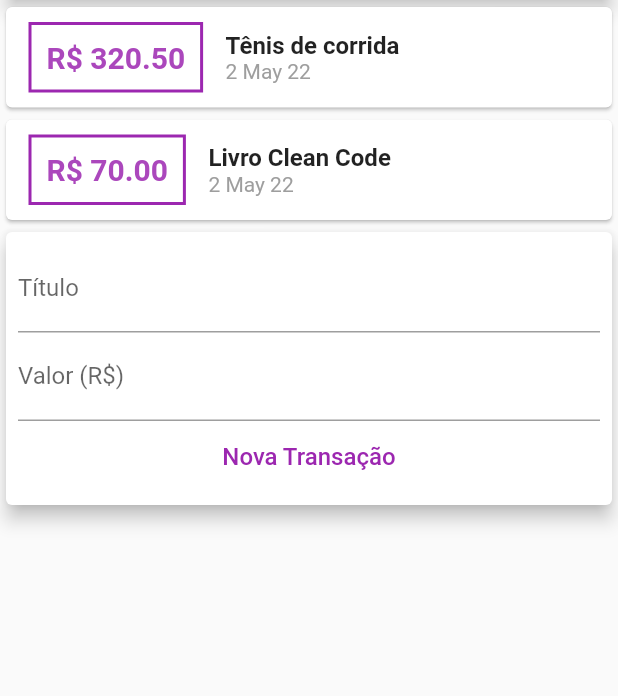
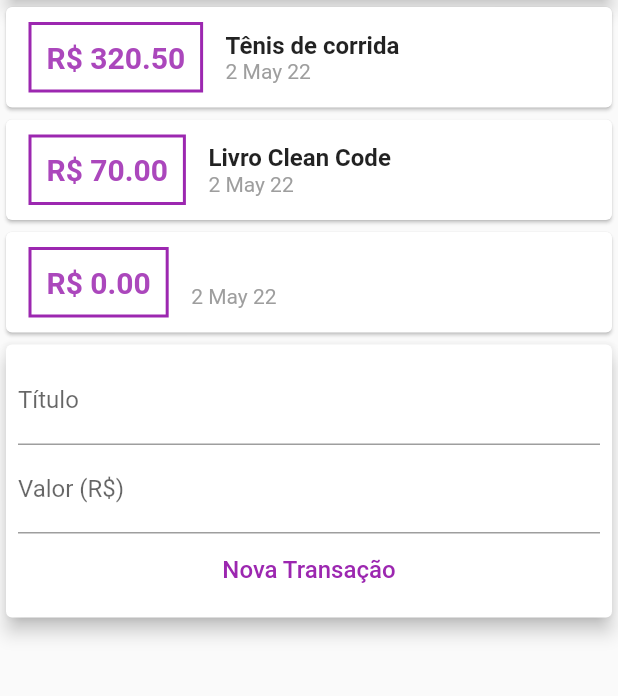
Before and after one commit to vinicim/my_budget_flutter, a Flutter app: the screen it shows after launch, after a tap on "Nova Transação", on a phone screen of 412 x 824 dp, the part 119-815 px from its top. Run offline on Flutter 3.47's test engine with Material 2 defaults, Android fonts, the phone set to English and light mode, and no system bars.

Commit message:
decomposição do código em mais componentes (widgets): componente de lista de transaçoes; componente de formulario de nova transacao; compontente stateful para gerenciar o estado composto pelas dois primeiros componentes

```diff
--- /dev/null
+++ b/lib/components/transaction_form.dart
@@ -0,0 +1,42 @@
+import 'package:flutter/cupertino.dart';
+
+import 'package:flutter/material.dart';
+
+class TransactionForm extends StatelessWidget {
+  final titleController = TextEditingController();
+  final valueController = TextEditingController();
+
+  final void Function(String, double) onSubmit;
+
+  TransactionForm(this.onSubmit);
+
+  @override
+  Widget build(BuildContext context) {
+    return Card(
+      elevation: 5,
+      child: Padding(
+        padding: EdgeInsets.all(8),
+        child: Column(
+          children: [
+            TextField(
+                controller: titleController,
+                decoration: InputDecoration(labelText: 'Título')),
+            TextField(
+                controller: valueController,
+                decoration: InputDecoration(labelText: 'Valor (R\$)')),
+            TextButton(
+                style: TextButton.styleFrom(primary: Colors.purple),
+                onPressed: () {
+                  final title = titleController.text;
+                  final value = double.tryParse(valueController.text) ?? 0.00;
+                  this.onSubmit(title, value);
+                  print('[teste] $title');
+                  print('[teste] $value');
+                },
+                child: Text('Nova Transação', style: TextStyle(fontSize: 16)))
+          ],
+        ),
+      ),
+    );
+  }
+}
--- /dev/null
+++ b/lib/components/transaction_list.dart
@@ -0,0 +1,51 @@
+import 'package:flutter/material.dart';
+import 'package:my_budget_flutter/model/transaction.dart';
+import 'package:intl/intl.dart';
+
+class TransactionList extends StatelessWidget {
+  final List<Transaction> transactions;
+
+  TransactionList({required this.transactions});
+
+  @override
+  Widget build(BuildContext context) {
+    return Column(
+        children: transactions
+            .map((tr) => Card(
+                    child: Row(
+                  children: [
+                    Container(
+                      margin:
+                          EdgeInsets.symmetric(horizontal: 15, vertical: 10),
+                      decoration: BoxDecoration(
+                        border: Border.all(color: Colors.purple, width: 2),
+                      ),
+                      padding: EdgeInsets.all(10),
+                      child: Text(
+                        'R\$ ${tr.value.toStringAsFixed(2)}',
+                        style: TextStyle(
+                            fontWeight: FontWeight.bold,
+                            fontSize: 20,
+                            color: Colors.purple[400]),
+                      ),
+                    ),
+                    Column(
+                      crossAxisAlignment: CrossAxisAlignment.start,
+                      children: [
+                        Text(
+                          tr.title,
+                          textAlign: TextAlign.left,
+                          style: TextStyle(
+                              fontWeight: FontWeight.bold, fontSize: 16),
+                        ),
+                        Text(
+                          DateFormat('d MMM yy').format(tr.date),
+                          style: TextStyle(color: Colors.grey),
+                        ),
+                      ],
+                    )
+                  ],
+                )))
+            .toList());
+  }
+}
--- /dev/null
+++ b/lib/components/transaction_user.dart
@@ -0,0 +1,45 @@
+import 'dart:math';
+
+import 'package:flutter/material.dart';
+import '../model/transaction.dart';
+import 'transaction_form.dart';
+import 'transaction_list.dart';
+
+class TransactionUser extends StatefulWidget {
+  const TransactionUser({Key? key}) : super(key: key);
+
+  @override
+  State<TransactionUser> createState() => _TransactionUserState();
+}
+
+class _TransactionUserState extends State<TransactionUser> {
+  final _transactions = [
+    Transaction(
+        id: 't1',
+        title: 'Tênis de corrida',
+        value: 320.5,
+        date: DateTime.now()),
+    Transaction(
+        id: 't2', title: 'Livro Clean Code', value: 70.0, date: DateTime.now())
+  ];
+
+  _addTransaction(String title, double value) {
+    final newTransaction = new Transaction(
+        id: Random().nextDouble().toString(),
+        value: value,
+        title: title,
+        date: DateTime.now());
+
+    setState(() {
+      _transactions.add(newTransaction);
+    });
+  }
+
+  @override
+  Widget build(BuildContext context) {
+    return Column(children: [
+      TransactionList(transactions: _transactions),
+      TransactionForm(_addTransaction)
+    ]);
+  }
+}
--- a/lib/main.dart
+++ b/lib/main.dart
@@ -1,7 +1,8 @@
-import 'package:flutter/cupertino.dart';
 import 'package:flutter/material.dart';
+import 'package:my_budget_flutter/components/transaction_form.dart';
+import 'package:my_budget_flutter/components/transaction_list.dart';
+import 'package:my_budget_flutter/components/transaction_user.dart';
 import 'package:my_budget_flutter/model/transaction.dart';
-import 'package:intl/intl.dart';
 
 void main(List<String> args) {
   runApp(BudgetApp());
@@ -15,16 +16,6 @@
 }
 
 class HomePage extends StatelessWidget {
-  final _transactions = [
-    Transaction(
-        id: 't1',
-        title: 'Tênis de corrida',
-        value: 320.5,
-        date: DateTime.now()),
-    Transaction(
-        id: 't2', title: 'Livro Clean Code', value: 70.0, date: DateTime.now())
-  ];
-
   @override
   Widget build(BuildContext context) {
     return Scaffold(
@@ -40,64 +31,7 @@
                 child: Text('Gráfico'),
               ),
             ),
-            Column(
-                children: _transactions
-                    .map((tr) => Card(
-                            child: Row(
-                          children: [
-                            Container(
-                              margin: EdgeInsets.symmetric(
-                                  horizontal: 15, vertical: 10),
-                              decoration: BoxDecoration(
-                                border:
-                                    Border.all(color: Colors.purple, width: 2),
-                              ),
-                              padding: EdgeInsets.all(10),
-                              child: Text(
-                                'R\$ ${tr.value.toStringAsFixed(2)}',
-                                style: TextStyle(
-                                    fontWeight: FontWeight.bold,
-                                    fontSize: 20,
-                                    color: Colors.purple[400]),
-                              ),
-                            ),
-                            Column(
-                              crossAxisAlignment: CrossAxisAlignment.start,
-                              children: [
-                                Text(
-                                  tr.title,
-                                  textAlign: TextAlign.left,
-                                  style: TextStyle(
-                                      fontWeight: FontWeight.bold,
-                                      fontSize: 16),
-                                ),
-                                Text(
-                                  DateFormat('d MMM yy').format(tr.date),
-                                  style: TextStyle(color: Colors.grey),
-                                ),
-                              ],
-                            )
-                          ],
-                        )))
-                    .toList()),
-            Card(
-              elevation: 5,
-              child: Padding(
-                padding: EdgeInsets.all(8),
-                child: Column(
-                  children: [
-                    TextField(decoration: InputDecoration(labelText: 'Título')),
-                    TextField(
-                        decoration: InputDecoration(labelText: 'Valor (R\$)')),
-                    TextButton(
-                        style: TextButton.styleFrom(primary: Colors.purple),
-                        onPressed: () {},
-                        child: Text('Nova Transação',
-                            style: TextStyle(fontSize: 16)))
-                  ],
-                ),
-              ),
-            )
+            TransactionUser()
           ]),
     );
   }
```
